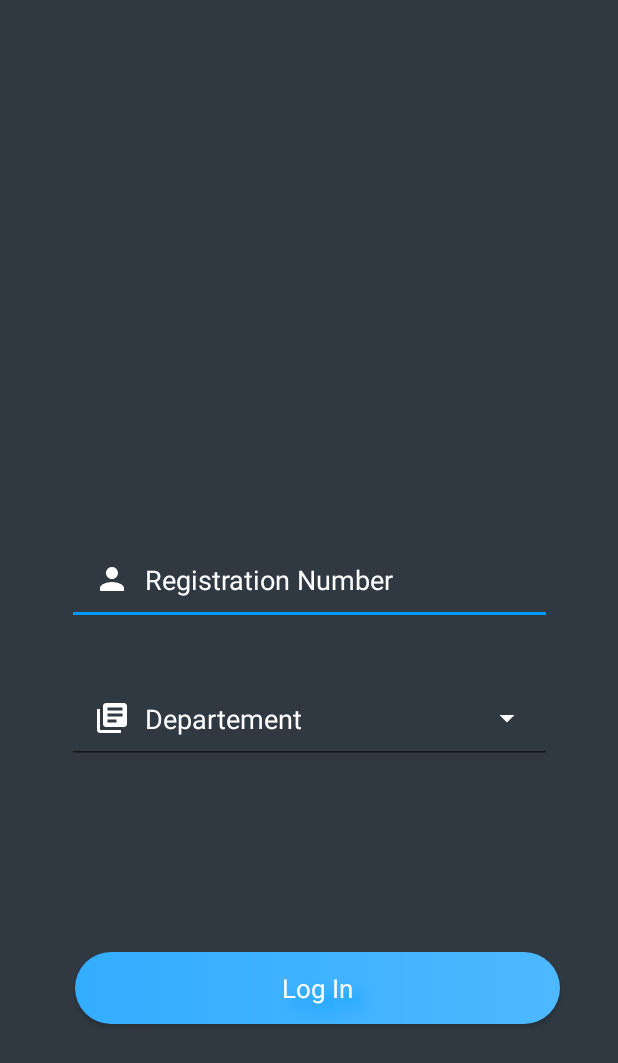
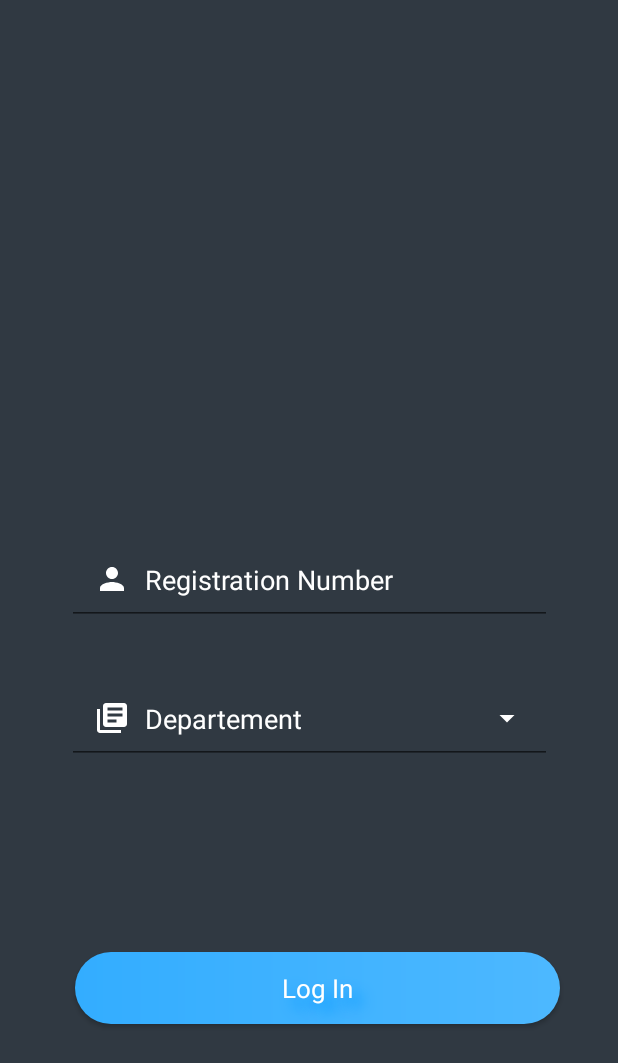
Before and after one commit to sp53/VITFreshers, an Android app: the screen it shows after launch (MainActivity), on a phone screen of 412 x 824 dp. Shown: the top 1063 px of the screen. Run offline under Robolectric (Android 15) with nearby library versions, the phone set to English and light mode, and no system bars; Roboto replaces fonts that are not available here.

Commit message:
New Look

```diff
--- a/app/src/main/res/layout/activity_main.xml
+++ b/app/src/main/res/layout/activity_main.xml
@@ -5,8 +5,11 @@
     android:layout_width="match_parent"
     android:layout_height="match_parent"
     android:background="@color/colorPrimary"
-    android:clipToPadding="false"
+    android:focusableInTouchMode="true"
+    android:focusable="true"
     tools:context=".MainActivity">
+
+    <requestFocus />
 
     <Button
         android:id="@+id/button"
```
